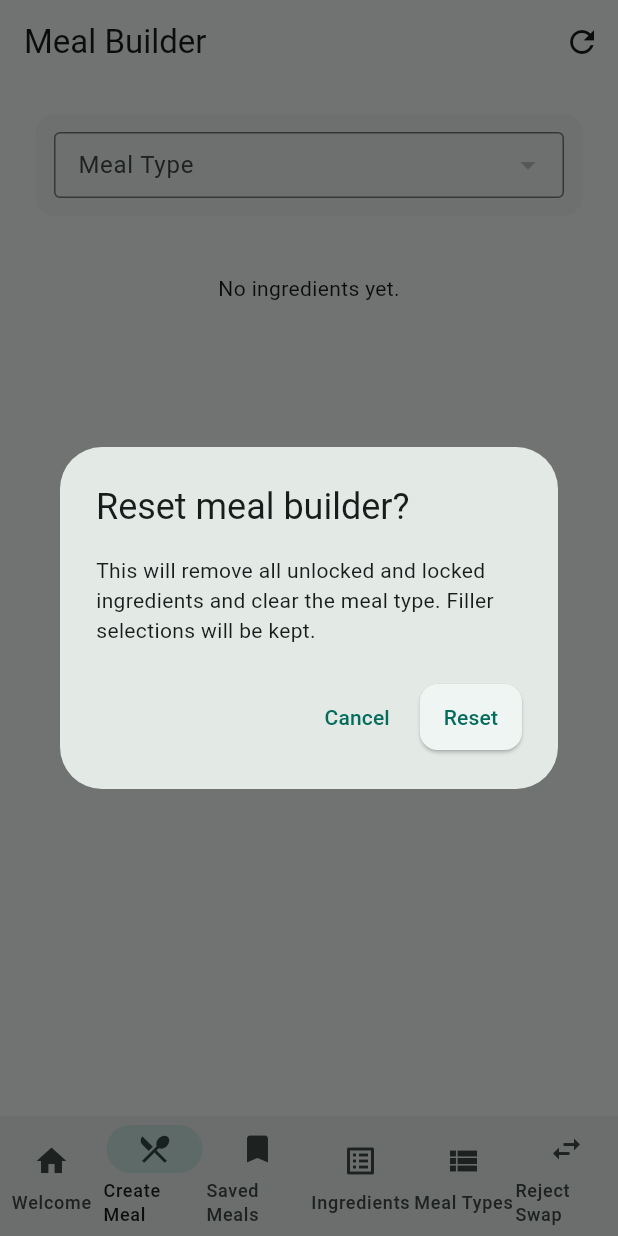
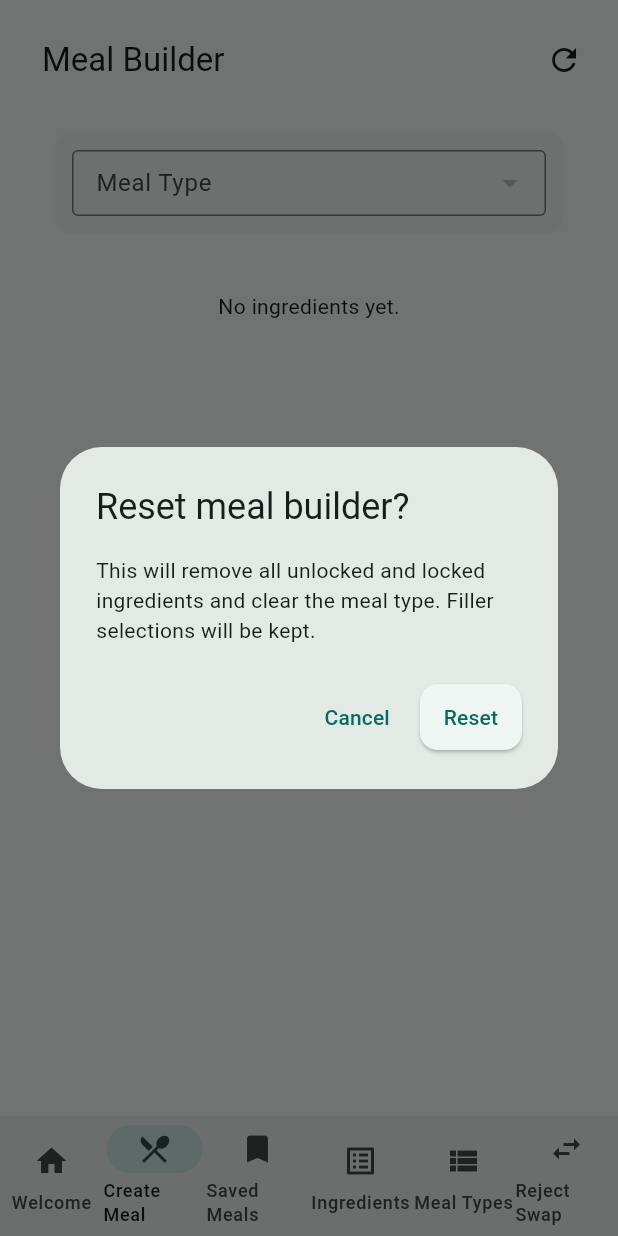
Before and after one commit to maximumsofty/meal_planner_app_local_version, a Flutter app: the CreateMealScreen screen opened by its route, after a tap on the "refresh" icon, on a phone screen of 412 x 824 dp. Run offline on Flutter 3.47's test engine with Material 3 defaults, Android fonts, the light colour scheme and no system bars; our stand-ins replace go_router, shared_preferences; accounts and stored records are empty.

Commit message:
Improve mobile UI responsiveness
- Add responsive utilities for consistent breakpoints
- Fix autocomplete dropdown overflow on small screens
- Implement two-row layout for ingredient fields on narrow screens
- Replace trailing buttons with PopupMenuButton in SavedMeals
- Add responsive padding and dialog constraints
- Simplify chip text on narrow screens
- Add responsive button labels

```diff
--- a/lib/app_router.dart
+++ b/lib/app_router.dart
@@ -106,10 +106,25 @@ class _AppShell extends StatelessWidget {
   @override
   Widget build(BuildContext context) {
     final useRail = MediaQuery.of(context).size.width >= 900;
-    final centeredChild = Center(
-      child: ConstrainedBox(
-        constraints: const BoxConstraints(maxWidth: 1100),
-        child: child,
+    final horizontalPad = useRail ? 24.0 : 12.0;
+
+    final centeredChild = SafeArea(
+      top: true,
+      bottom:
+          useRail, // rail view should respect bottom insets; nav bar handles its own
+      child: Padding(
+        padding: EdgeInsets.fromLTRB(
+          horizontalPad,
+          12,
+          horizontalPad,
+          useRail ? 24 : 12,
+        ),
+        child: Center(
+          child: ConstrainedBox(
+            constraints: const BoxConstraints(maxWidth: 1100),
+            child: child,
+          ),
+        ),
       ),
     );
 
--- a/lib/screens/create_meal_screen.dart
+++ b/lib/screens/create_meal_screen.dart
@@ -13,6 +13,7 @@ import '../models/meal.dart'; // NEW
 import 'dart:convert'; // for jsonEncode/jsonDecode
 import 'package:shared_preferences/shared_preferences.dart';
 import '../widgets/meal_ingredient_row.dart';
+import '../utils/responsive_utils.dart';
 
 class CreateMealScreen extends StatefulWidget {
   final Meal? initialMeal;
@@ -245,7 +246,11 @@ class _CreateMealScreenState extends State<CreateMealScreen> {
       builder: (ctx) => StatefulBuilder(
         builder: (ctx, setDialogState) => AlertDialog(
           title: Text(isEditing ? 'Save Meal' : 'Save Meal'),
-          content: Column(
+          content: ConstrainedBox(
+            constraints: BoxConstraints(
+              maxWidth: ResponsiveUtils.dialogWidth(context),
+            ),
+            child: Column(
               mainAxisSize: MainAxisSize.min,
               crossAxisAlignment: CrossAxisAlignment.start,
               children: [
@@ -272,6 +277,7 @@ class _CreateMealScreenState extends State<CreateMealScreen> {
                   contentPadding: EdgeInsets.zero,
                 ),
               ],
+            ),
           ),
           actions: [
             TextButton(
@@ -565,7 +571,8 @@ class _CreateMealScreenState extends State<CreateMealScreen> {
         ],
       ),
 
-      body: FutureBuilder(
+      body: SafeArea(
+        child: FutureBuilder(
           future: Future.wait([_allIngredientsFuture, _allMealTypesFuture]),
           builder: (ctx, snap) {
             if (snap.connectionState == ConnectionState.waiting) {
@@ -582,10 +589,15 @@ class _CreateMealScreenState extends State<CreateMealScreen> {
               children: [
                 // Header card: Meal Type + Remaining + Fillers
                 Padding(
-                padding: const EdgeInsets.fromLTRB(12, 12, 12, 6),
+                  padding: EdgeInsets.fromLTRB(
+                    ResponsiveUtils.containerPadding(context),
+                    12,
+                    ResponsiveUtils.containerPadding(context),
+                    6,
+                  ),
                   child: Card(
                     child: Padding(
-                    padding: const EdgeInsets.all(12),
+                      padding: EdgeInsets.all(ResponsiveUtils.containerPadding(context)),
                       child: Column(
                         crossAxisAlignment: CrossAxisAlignment.stretch,
                         children: [
@@ -659,7 +671,9 @@ class _CreateMealScreenState extends State<CreateMealScreen> {
                                         ? Icons.keyboard_arrow_up
                                         : Icons.keyboard_arrow_down,
                                   ),
-                                label: Text(_fillersExpanded ? 'Hide' : 'Show'),
+                                  label: Text(
+                                    _fillersExpanded ? 'Hide' : 'Show',
+                                  ),
                                 ),
                               ],
                             ),
@@ -838,6 +852,7 @@ class _CreateMealScreenState extends State<CreateMealScreen> {
             );
           },
         ),
+      ),
     );
   }
 
@@ -967,7 +982,11 @@ class _CreateMealScreenState extends State<CreateMealScreen> {
             elevation: 4,
             borderRadius: BorderRadius.circular(8),
             child: ConstrainedBox(
-              constraints: const BoxConstraints(maxHeight: 240, minWidth: 220),
+              constraints: BoxConstraints(
+                maxHeight: 240,
+                minWidth: ResponsiveUtils.autocompleteMinWidth(context),
+                maxWidth: 400,
+              ),
               child: ListView.builder(
                 padding: EdgeInsets.zero,
                 itemCount: list.length,
--- /dev/null
+++ b/lib/utils/responsive_utils.dart
@@ -0,0 +1,93 @@
+import 'package:flutter/material.dart';
+
+/// Centralized responsive utilities for consistent breakpoint handling
+/// and adaptive sizing across the meal planner app.
+class ResponsiveUtils {
+  // Prevent instantiation
+  ResponsiveUtils._();
+
+  // ─────────────────────────────────────────────────────────────────────────
+  // Breakpoint Constants (Material Design + Common Devices)
+  // ─────────────────────────────────────────────────────────────────────────
+
+  /// Extra small phones (iPhone SE, old Android)
+  static const double phoneSmall = 320;
+
+  /// Standard phone (iPhone 12/13, Pixel)
+  static const double phoneNormal = 375;
+
+  /// Large phone (iPhone Pro Max, large Android)
+  static const double phoneLarge = 414;
+
+  /// Tablet (Material Design breakpoint)
+  static const double tablet = 600;
+
+  /// Desktop/Large tablet
+  static const double desktop = 1200;
+
+  // ─────────────────────────────────────────────────────────────────────────
+  // Screen Size Checks
+  // ─────────────────────────────────────────────────────────────────────────
+
+  /// Returns true if screen width is below standard phone size (< 375px)
+  static bool isPhoneSmall(BuildContext context) {
+    return MediaQuery.of(context).size.width < phoneNormal;
+  }
+
+  /// Returns true if screen width is below tablet breakpoint (< 600px)
+  static bool isPhone(BuildContext context) {
+    return MediaQuery.of(context).size.width < tablet;
+  }
+
+  /// Returns true if screen width is in tablet range (600px - 1200px)
+  static bool isTablet(BuildContext context) {
+    final width = MediaQuery.of(context).size.width;
+    return width >= tablet && width < desktop;
+  }
+
+  /// Returns true if screen width is desktop size (>= 1200px)
+  static bool isDesktop(BuildContext context) {
+    return MediaQuery.of(context).size.width >= desktop;
+  }
+
+  // ─────────────────────────────────────────────────────────────────────────
+  // Adaptive Sizing
+  // ─────────────────────────────────────────────────────────────────────────
+
+  /// Returns optimal dialog/sheet width based on screen size
+  /// - Phone: 90% of screen width
+  /// - Tablet: 500px fixed
+  /// - Desktop: 600px fixed
+  static double dialogWidth(BuildContext context) {
+    final width = MediaQuery.of(context).size.width;
+    if (width < tablet) {
+      return width * 0.9;
+    } else if (width < desktop) {
+      return 500;
+    } else {
+      return 600;
+    }
+  }
+
+  /// Returns adaptive padding value for outer containers
+  /// - Small phones: 8px
+  /// - Normal and above: 12px
+  static double containerPadding(BuildContext context) {
+    return isPhoneSmall(context) ? 8.0 : 12.0;
+  }
+
+  /// Returns adaptive field width based on base/small values
+  /// Useful for form fields that need different widths on small screens
+  static double fieldWidth(
+    BuildContext context, {
+    required double base,
+    required double small,
+  }) {
+    return isPhoneSmall(context) ? small : base;
+  }
+
+  /// Returns minimum width for autocomplete dropdowns (50% of screen, max 400)
+  static double autocompleteMinWidth(BuildContext context) {
+    return (MediaQuery.of(context).size.width * 0.5).clamp(180.0, 400.0);
+  }
+}
```
Also changed, not shown: lib/screens/ingredients_screen.dart (+18 -5 lines), lib/screens/reject_swap_screen.dart (+14 -4 lines), lib/screens/saved_meals_screen.dart (+36 -12 lines), lib/widgets/meal_ingredient_row.dart (+88 -32 lines). Lines whose indentation alone changed are shown as unchanged.
